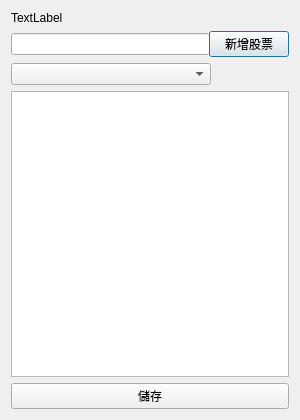
First picture: the form in QtStockDividendTransferFeeEditDialog.ui, repository foxking0416/PythonStockPrice, before the edit.
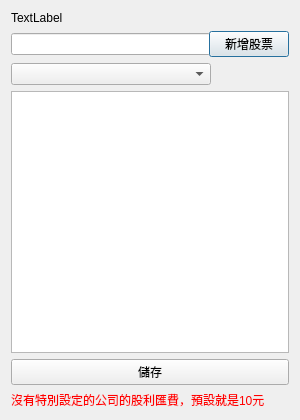
Second picture: the form after the edit.

```diff
--- a/QtStockDividendTransferFeeEditDialog.ui
+++ b/QtStockDividendTransferFeeEditDialog.ui
@@ -107,6 +107,16 @@
      </item>
     </layout>
    </item>
+   <item>
+    <widget class="QLabel" name="label">
+     <property name="styleSheet">
+      <string notr="true">color: rgb(255, 0, 0);</string>
+     </property>
+     <property name="text">
+      <string>沒有特別設定的公司的股利匯費，預設就是10元</string>
+     </property>
+    </widget>
+   </item>
   </layout>
  </widget>
  <resources/>
```
